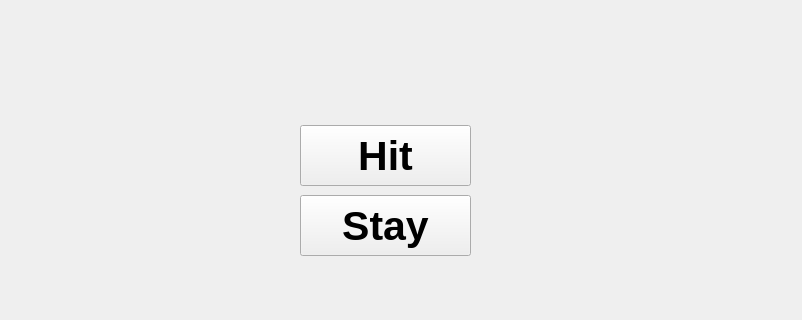
Before: the Qt Designer form blackjack.ui in Scottacus64/Blackjack, drawn with Qt 5; both pictures show x 0 to 802 and y 335 to 655 of the 802 by 655 pixel window.
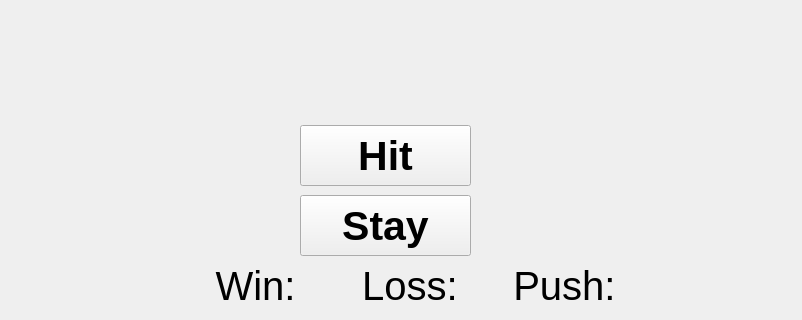
After: the same form once the commit is applied. Icons and pictures are not drawn.

The edit to the form file:
```diff
--- a/blackjack.ui
+++ b/blackjack.ui
@@ -198,7 +198,7 @@
     <set>Qt::AlignCenter</set>
    </property>
   </widget>
-  <widget class="QWidget" name="">
+  <widget class="QWidget" name="layoutWidget">
    <property name="geometry">
     <rect>
      <x>10</x>
@@ -301,6 +301,27 @@
     </item>
    </layout>
   </widget>
+  <widget class="QLabel" name="label">
+   <property name="geometry">
+    <rect>
+     <x>110</x>
+     <y>600</y>
+     <width>611</width>
+     <height>41</height>
+    </rect>
+   </property>
+   <property name="font">
+    <font>
+     <pointsize>30</pointsize>
+    </font>
+   </property>
+   <property name="text">
+    <string>Win:      Loss:     Push:</string>
+   </property>
+   <property name="alignment">
+    <set>Qt::AlignCenter</set>
+   </property>
+  </widget>
  </widget>
  <resources/>
  <connections/>
```
